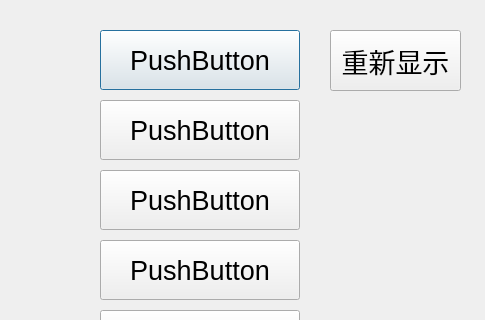
Before: the Qt Designer form frontend/main.ui in pleiadesian/IdaoWatcher, drawn with Qt 5; both pictures show x 0 to 485 and y 0 to 320 of the 485 by 880 pixel window.
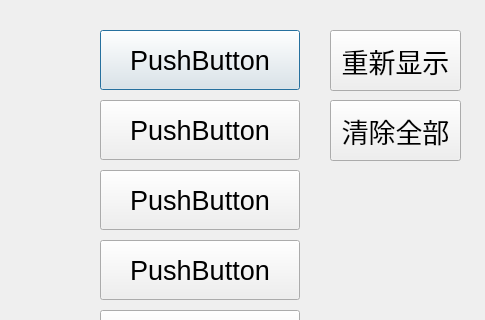
After: the same form once the commit is applied.

Commit message: add reset button

```diff
--- a/frontend/main.ui
+++ b/frontend/main.ui
@@ -250,6 +250,24 @@
     <string>重新显示</string>
    </property>
   </widget>
+  <widget class="QPushButton" name="pushButton_12">
+   <property name="geometry">
+    <rect>
+     <x>330</x>
+     <y>100</y>
+     <width>131</width>
+     <height>61</height>
+    </rect>
+   </property>
+   <property name="font">
+    <font>
+     <pointsize>20</pointsize>
+    </font>
+   </property>
+   <property name="text">
+    <string>清除全部</string>
+   </property>
+  </widget>
  </widget>
  <resources/>
  <connections>
```
Left out of the diff: 17 changed lines with no effect on the pictures. The commit also changes 2 other files.
